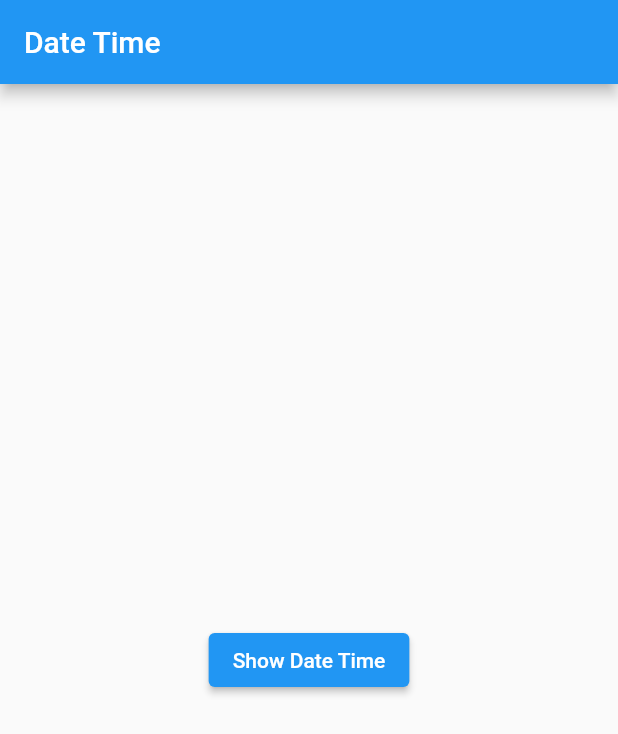
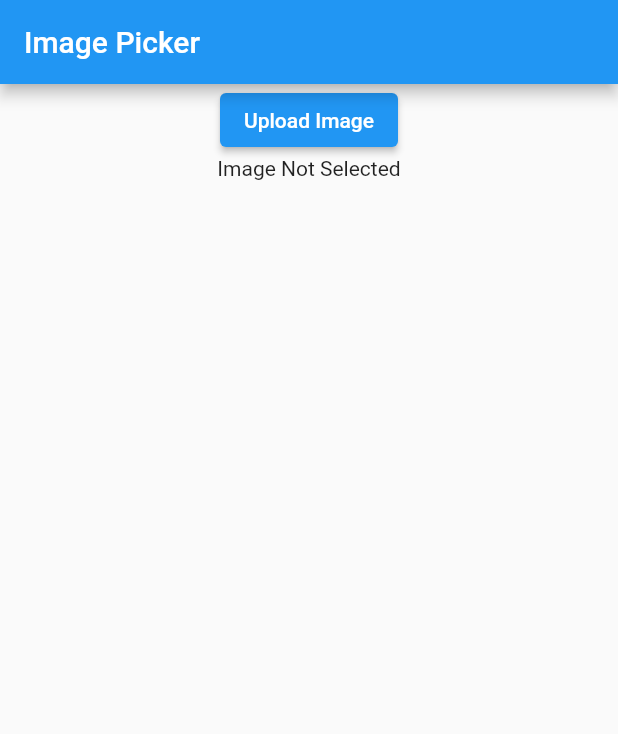
Before and after one commit to alyfadhel/all_widgets, a Flutter app: the screen it shows after launch, on a phone screen of 412 x 824 dp. Shown: the top 734 px of the screen. Run offline on Flutter 3.47's test engine with Material 2 defaults, Android fonts, the phone set to English and light mode, and no system bars; our stand-ins replace dropdown_search, image_picker, jiffy; missing offline and left inert: dart:ffi.

Commit message:
commit image picker

```diff
--- /dev/null
+++ b/lib/image_picker/image_picker.dart
@@ -0,0 +1,55 @@
+import 'dart:io';
+
+import 'package:flutter/material.dart';
+import 'package:image_picker/image_picker.dart';
+
+class ImagePickerScreen extends StatefulWidget {
+  const ImagePickerScreen({Key? key}) : super(key: key);
+
+  @override
+  State<ImagePickerScreen> createState() => _ImagePickerScreenState();
+}
+
+class _ImagePickerScreenState extends State<ImagePickerScreen> {
+  File? image;
+  final imagePicker = ImagePicker();
+
+  Future  getImage()async
+  {
+    var pickedImage = await imagePicker.pickImage(source: ImageSource.camera);
+    if(pickedImage != null){
+      setState((){
+        image = File(pickedImage.path);
+      });
+    }else{
+
+    }
+
+  }
+
+  @override
+  Widget build(BuildContext context) {
+    return Scaffold(
+      appBar: AppBar(
+        title: const Text(
+          'Image Picker',
+        ),
+      ),
+      body: SingleChildScrollView(
+        child: Column(
+          children: [
+            Center(
+              child: ElevatedButton(
+                onPressed: getImage,
+                child: const Text(
+                  'Upload Image',
+                ),
+              ),
+            ),
+            image == null ? const Text('Image Not Selected',) : Image.file(image!),
+          ],
+        ),
+      ),
+    );
+  }
+}
--- a/lib/main.dart
+++ b/lib/main.dart
@@ -1,4 +1,5 @@
 import 'package:all_widgets/date_time/date_time_screen.dart';
+import 'package:all_widgets/image_picker/image_picker.dart';
 import 'package:all_widgets/tab_bar/tab_bar_view.dart';
 import 'package:flutter/material.dart';
 
@@ -14,7 +15,7 @@ class MyApp extends StatelessWidget {
   Widget build(BuildContext context) {
     return const MaterialApp(
       debugShowCheckedModeBanner: false,
-      home: DateTimeScreen(),
+      home: ImagePickerScreen(),
     );
   }
 }
--- a/pubspec.yaml
+++ b/pubspec.yaml
@@ -37,6 +37,7 @@ dependencies:
   dropdown_search: ^5.0.2
   flutter_native_splash: ^2.2.7
   jiffy: ^5.0.0
+  image_picker: ^0.8.5+3
 
 dev_dependencies:
   flutter_test:
```
Also changed, not shown: pubspec.lock.
